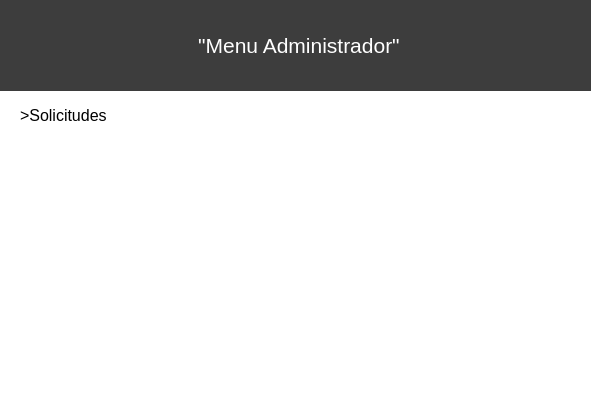
ClaudioCampuzano/TEL102-FlipiGas, file adminsolicitudeswindow.ui: the form before one commit.
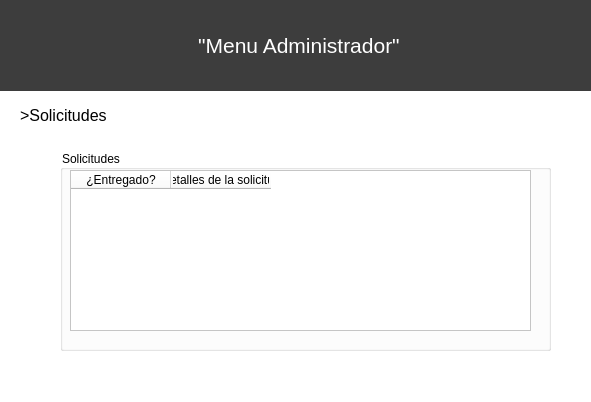
The form after the commit.

```diff
--- a/adminsolicitudeswindow.ui
+++ b/adminsolicitudeswindow.ui
@@ -61,6 +61,49 @@
     <string>&gt;Solicitudes</string>
    </property>
   </widget>
+  <widget class="QGroupBox" name="groupBox">
+   <property name="geometry">
+    <rect>
+     <x>60</x>
+     <y>150</y>
+     <width>491</width>
+     <height>201</height>
+    </rect>
+   </property>
+   <property name="title">
+    <string>Solicitudes</string>
+   </property>
+   <widget class="QTableWidget" name="detalles_pedidos">
+    <property name="geometry">
+     <rect>
+      <x>10</x>
+      <y>20</y>
+      <width>461</width>
+      <height>161</height>
+     </rect>
+    </property>
+    <column>
+     <property name="text">
+      <string>¿Entregado?</string>
+     </property>
+     <property name="font">
+      <font>
+       <family>Segoe UI</family>
+      </font>
+     </property>
+    </column>
+    <column>
+     <property name="text">
+      <string>Detalles de la solicitud</string>
+     </property>
+     <property name="font">
+      <font>
+       <family>Segoe UI</family>
+      </font>
+     </property>
+    </column>
+   </widget>
+  </widget>
  </widget>
  <resources/>
  <connections/>
```
